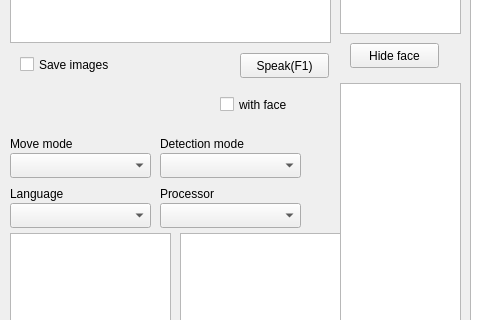
Before: the Qt Designer form Server/Kebbi/mainwindow.ui in yangchihyuan/RobotNurseHelper, drawn with Qt 5; both pictures show x 0 to 480 and y 247 to 567 of the 1126 by 857 pixel window.
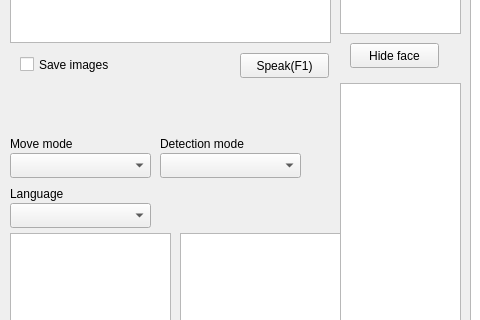
After: the same form once the commit is applied.

Patch:
```diff
--- a/Server/Kebbi/mainwindow.ui
+++ b/Server/Kebbi/mainwindow.ui
@@ -300,22 +300,6 @@
      <string>-20~20</string>
     </property>
    </widget>
-   <widget class="QCheckBox" name="checkBox_withface">
-    <property name="geometry">
-     <rect>
-      <x>220</x>
-      <y>340</y>
-      <width>92</width>
-      <height>23</height>
-     </rect>
-    </property>
-    <property name="text">
-     <string>with face</string>
-    </property>
-    <property name="checked">
-     <bool>false</bool>
-    </property>
-   </widget>
    <widget class="QLabel" name="label_17">
     <property name="geometry">
      <rect>
@@ -650,29 +634,6 @@
      </rect>
     </property>
    </widget>
-   <widget class="QLabel" name="label_25">
-    <property name="geometry">
-     <rect>
-      <x>160</x>
-      <y>430</y>
-      <width>111</width>
-      <height>21</height>
-     </rect>
-    </property>
-    <property name="text">
-     <string>Processor</string>
-    </property>
-   </widget>
-   <widget class="QComboBox" name="comboBox_Processor">
-    <property name="geometry">
-     <rect>
-      <x>160</x>
-      <y>450</y>
-      <width>141</width>
-      <height>25</height>
-     </rect>
-    </property>
-   </widget>
    <widget class="QCheckBox" name="checkBox_stream">
     <property name="geometry">
      <rect>
```
